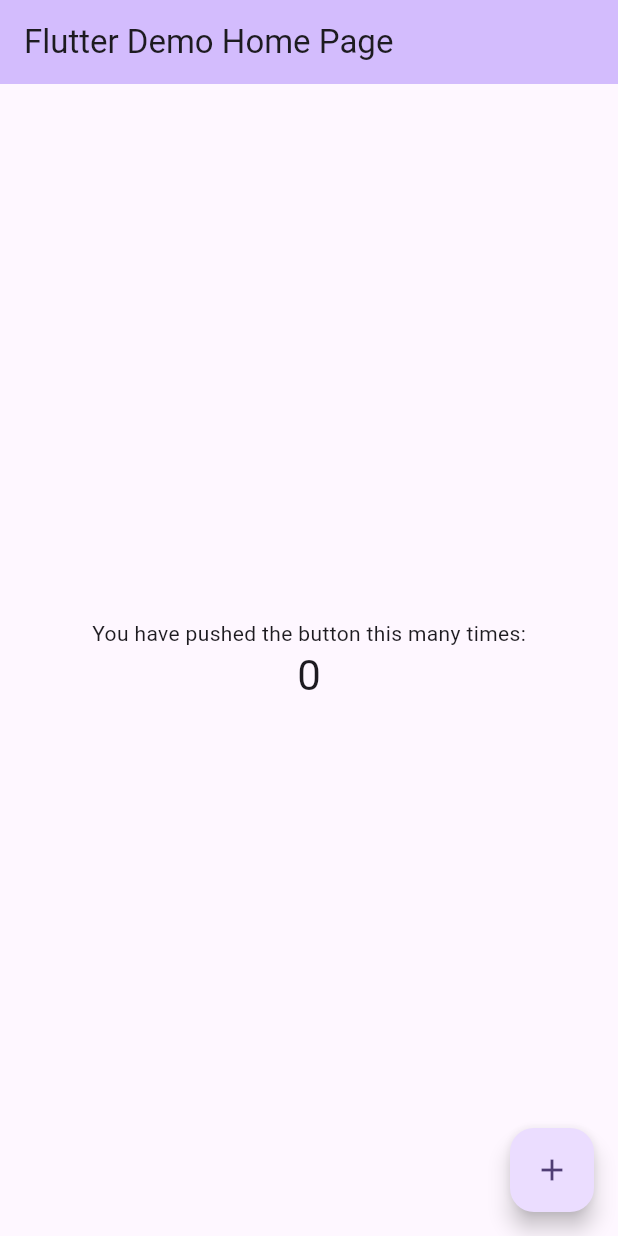
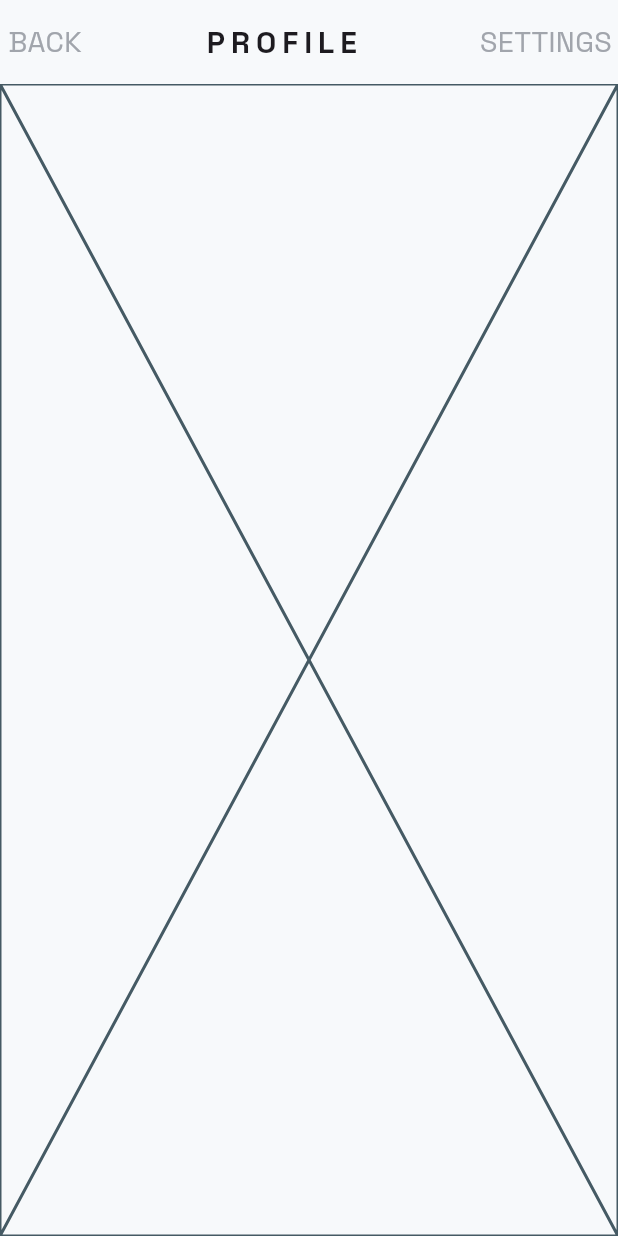
Before and after one commit to NadyAlwazah/flutter-task-04-interactive-member-card, a Flutter app: the screen it shows after launch, on a phone screen of 412 x 824 dp. Run offline on Flutter 3.47's test engine with Material 3 defaults, Android fonts, the light colour scheme and no system bars; our stand-ins replace google_fonts.

Commit message:
feat(home): finalize HomeView and add initial HomeViewBody setup with theme, styles, and Google Fonts integration

```diff
--- /dev/null
+++ b/lib/core/theme/app_colors.dart
@@ -0,0 +1,6 @@
+import 'package:flutter/material.dart';
+
+class AppColors {
+  static const primary = Color(0xFFF7F9FB);
+  static const appBarText = Color(0xFFA1A5AC);
+}
--- /dev/null
+++ b/lib/core/utils/styles.dart
@@ -0,0 +1,16 @@
+import 'package:flutter/material.dart';
+import 'package:flutter_task_04_interactive_member_card/core/theme/app_colors.dart';
+import 'package:google_fonts/google_fonts.dart';
+
+abstract class Styles {
+  static TextStyle appBarTitle = GoogleFonts.spaceGrotesk(
+    fontSize: 19,
+    color: AppColors.appBarText,
+  );
+
+  static TextStyle appBarTitleBold = GoogleFonts.spaceGrotesk(
+    fontSize: 20,
+    fontWeight: FontWeight.bold,
+    letterSpacing: 4,
+  );
+}
--- /dev/null
+++ b/lib/features/home/presentation/views/home_view.dart
@@ -0,0 +1,34 @@
+import 'package:flutter/material.dart';
+import 'package:flutter_task_04_interactive_member_card/core/theme/app_colors.dart';
+import 'package:flutter_task_04_interactive_member_card/core/utils/styles.dart';
+import 'package:flutter_task_04_interactive_member_card/features/home/presentation/views/widgets/home_view_body.dart';
+
+class HomeView extends StatelessWidget {
+  const HomeView({super.key});
+
+  @override
+  Widget build(BuildContext context) {
+    return Scaffold(
+      backgroundColor: AppColors.primary,
+      appBar: AppBar(
+        backgroundColor: AppColors.primary,
+        leading: Center(
+          child: Padding(
+            padding: const EdgeInsets.only(left: 4),
+            child: Text("BACK", style: Styles.appBarTitle),
+          ),
+        ),
+        title: Center(child: Text("PROFILE", style: Styles.appBarTitleBold)),
+        centerTitle: true,
+        actions: [
+          Padding(
+            padding: const EdgeInsets.only(right: 4),
+            child: Text("SETTINGS", style: Styles.appBarTitle),
+          ),
+        ],
+        elevation: 0,
+      ),
+      body: const HomeViewBody(),
+    );
+  }
+}
--- /dev/null
+++ b/lib/features/home/presentation/views/widgets/home_view_body.dart
@@ -0,0 +1,10 @@
+import 'package:flutter/material.dart';
+
+class HomeViewBody extends StatelessWidget {
+  const HomeViewBody({super.key});
+
+  @override
+  Widget build(BuildContext context) {
+    return const Placeholder();
+  }
+}
--- a/lib/main.dart
+++ b/lib/main.dart
@@ -1,122 +1,18 @@
 import 'package:flutter/material.dart';
+import 'package:flutter_task_04_interactive_member_card/features/home/presentation/views/home_view.dart';
 
 void main() {
-  runApp(const MyApp());
+  runApp(const MemberCardApp());
 }
 
-class MyApp extends StatelessWidget {
-  const MyApp({super.key});
+class MemberCardApp extends StatelessWidget {
+  const MemberCardApp({super.key});
 
-  // This widget is the root of your application.
   @override
   Widget build(BuildContext context) {
-    return MaterialApp(
-      title: 'Flutter Demo',
-      theme: ThemeData(
-        // This is the theme of your application.
-        //
-        // TRY THIS: Try running your application with "flutter run". You'll see
-        // the application has a purple toolbar. Then, without quitting the app,
-        // try changing the seedColor in the colorScheme below to Colors.green
-        // and then invoke "hot reload" (save your changes or press the "hot
-        // reload" button in a Flutter-supported IDE, or press "r" if you used
-        // the command line to start the app).
-        //
-        // Notice that the counter didn't reset back to zero; the application
-        // state is not lost during the reload. To reset the state, use hot
-        // restart instead.
-        //
-        // This works for code too, not just values: Most code changes can be
-        // tested with just a hot reload.
-        colorScheme: .fromSeed(seedColor: Colors.deepPurple),
-      ),
-      home: const MyHomePage(title: 'Flutter Demo Home Page'),
+    return const MaterialApp(
+      debugShowCheckedModeBanner: false,
+      home: HomeView(),
     );
   }
 }
-
-class MyHomePage extends StatefulWidget {
-  const MyHomePage({super.key, required this.title});
-
-  // This widget is the home page of your application. It is stateful, meaning
-  // that it has a State object (defined below) that contains fields that affect
-  // how it looks.
-
-  // This class is the configuration for the state. It holds the values (in this
-  // case the title) provided by the parent (in this case the App widget) and
-  // used by the build method of the State. Fields in a Widget subclass are
-  // always marked "final".
-
-  final String title;
-
-  @override
-  State<MyHomePage> createState() => _MyHomePageState();
-}
-
-class _MyHomePageState extends State<MyHomePage> {
-  int _counter = 0;
-
-  void _incrementCounter() {
-    setState(() {
-      // This call to setState tells the Flutter framework that something has
-      // changed in this State, which causes it to rerun the build method below
-      // so that the display can reflect the updated values. If we changed
-      // _counter without calling setState(), then the build method would not be
-      // called again, and so nothing would appear to happen.
-      _counter++;
-    });
-  }
-
-  @override
-  Widget build(BuildContext context) {
-    // This method is rerun every time setState is called, for instance as done
-    // by the _incrementCounter method above.
-    //
-    // The Flutter framework has been optimized to make rerunning build methods
-    // fast, so that you can just rebuild anything that needs updating rather
-    // than having to individually change instances of widgets.
-    return Scaffold(
-      appBar: AppBar(
-        // TRY THIS: Try changing the color here to a specific color (to
-        // Colors.amber, perhaps?) and trigger a hot reload to see the AppBar
-        // change color while the other colors stay the same.
-        backgroundColor: Theme.of(context).colorScheme.inversePrimary,
-        // Here we take the value from the MyHomePage object that was created by
-        // the App.build method, and use it to set our appbar title.
-        title: Text(widget.title),
-      ),
-      body: Center(
-        // Center is a layout widget. It takes a single child and positions it
-        // in the middle of the parent.
-        child: Column(
-          // Column is also a layout widget. It takes a list of children and
-          // arranges them vertically. By default, it sizes itself to fit its
-          // children horizontally, and tries to be as tall as its parent.
-          //
-          // Column has various properties to control how it sizes itself and
-          // how it positions its children. Here we use mainAxisAlignment to
-          // center the children vertically; the main axis here is the vertical
-          // axis because Columns are vertical (the cross axis would be
-          // horizontal).
-          //
-          // TRY THIS: Invoke "debug painting" (choose the "Toggle Debug Paint"
-          // action in the IDE, or press "p" in the console), to see the
-          // wireframe for each widget.
-          mainAxisAlignment: .center,
-          children: [
-            const Text('You have pushed the button this many times:'),
-            Text(
-              '$_counter',
-              style: Theme.of(context).textTheme.headlineMedium,
-            ),
-          ],
-        ),
-      ),
-      floatingActionButton: FloatingActionButton(
-        onPressed: _incrementCounter,
-        tooltip: 'Increment',
-        child: const Icon(Icons.add),
-      ),
-    );
-  }
-}
--- a/pubspec.yaml
+++ b/pubspec.yaml
@@ -34,6 +34,7 @@ dependencies:
   # The following adds the Cupertino Icons font to your application.
   # Use with the CupertinoIcons class for iOS style icons.
   cupertino_icons: ^1.0.8
+  google_fonts: ^8.1.0
 
 dev_dependencies:
   flutter_test:
```
Also changed, not shown: pubspec.lock, 3 other files.
